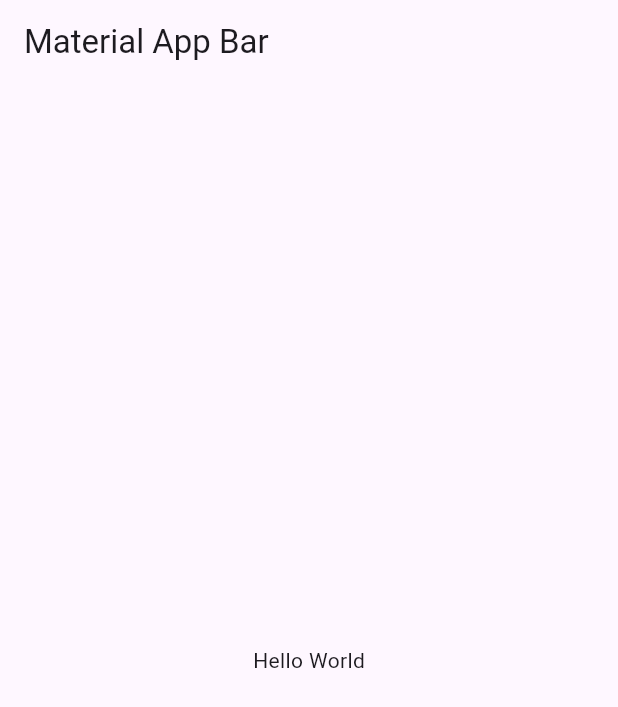
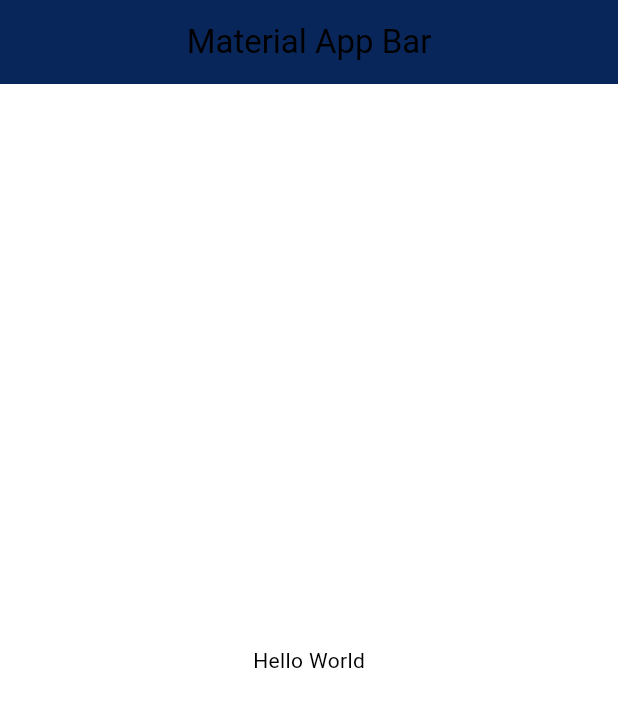
Before and after one commit to FatoomRe/Flutter_Clean_Architecture, a Flutter app: the screen it shows after launch, on a phone screen of 412 x 824 dp. Shown: the top 707 px of the screen. Run offline on Flutter 3.47's test engine with Material 3 defaults, Android fonts, the light colour scheme and no system bars.

Commit message:
Add clean Architecture

```diff
--- /dev/null
+++ b/lib/core/app_theme.dart
@@ -0,0 +1,33 @@
+import 'package:flutter/material.dart';
+
+// ignore: prefer_const_constructors
+final primaryColor = Color(0xff082659);
+// ignore: prefer_const_constructors
+final secondaryColor = Color(0xff51eec2);
+
+final appTheme = ThemeData(
+    appBarTheme: AppBarTheme(
+      backgroundColor: primaryColor,
+      centerTitle: true,
+    ),
+    brightness: Brightness.light,
+    primaryColor: primaryColor,
+    colorScheme: ColorScheme.light(
+      primary: primaryColor,
+    ),
+    progressIndicatorTheme: ProgressIndicatorThemeData(color: primaryColor),
+    floatingActionButtonTheme: FloatingActionButtonThemeData(
+      backgroundColor: primaryColor,
+      foregroundColor: secondaryColor,
+    ),
+    inputDecorationTheme: InputDecorationTheme(
+        floatingLabelStyle: TextStyle(color: primaryColor),
+        iconColor: secondaryColor,
+        focusedBorder: OutlineInputBorder(
+          borderSide: BorderSide(color: secondaryColor),
+          borderRadius: BorderRadius.circular(8),
+        ),
+        border: OutlineInputBorder(
+          borderSide: BorderSide(color: primaryColor),
+          borderRadius: BorderRadius.circular(8),
+        )));
--- a/lib/main.dart
+++ b/lib/main.dart
@@ -1,4 +1,5 @@
 import 'package:flutter/material.dart';
+import 'package:flutter_clean_architecture_course/core/app_theme.dart';
 
 void main() => runApp(const MyApp());
 
@@ -8,6 +9,7 @@ class MyApp extends StatelessWidget {
   @override
   Widget build(BuildContext context) {
     return MaterialApp(
+      theme: appTheme,
       title: 'Material App',
       home: Scaffold(
         appBar: AppBar(
```
